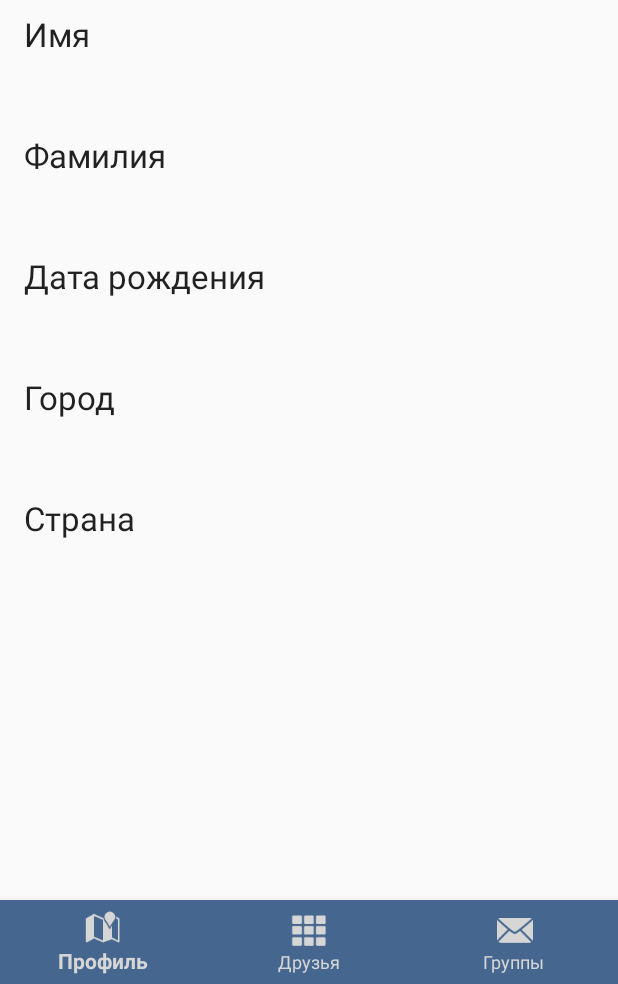
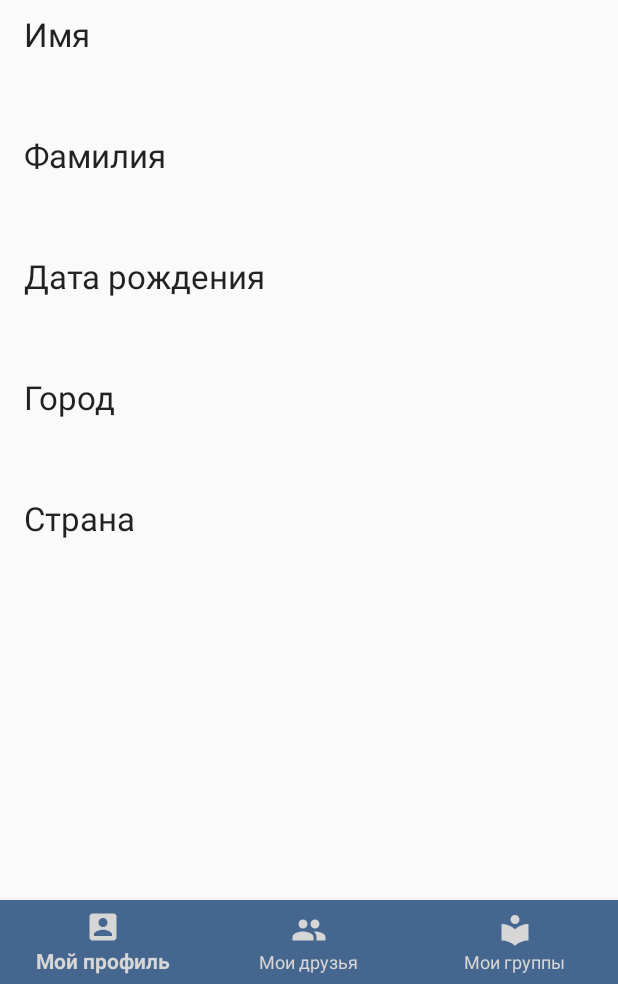
Before and after one commit to RTsunskiy/VKSberMVVM, an Android app: the fragment CurrentUserProfileFragment shown on its own in the app's theme, on a phone screen of 412 x 824 dp, the part 252-1236 px from its top. Run offline under Robolectric (Android 15) with nearby library versions, the phone set to English and light mode, and no system bars; our stand-ins replace CircleImageView, Picasso; libraries missing offline, so code that uses them is left out: com.vk.sdk; network calls fail; pictures from the network do not load; 2 statements that could not run were skipped.

Commit message:
Добавил Фото профиля и добавил BottomNavMenu.

```diff
--- a/app/src/main/res/color/bottom_navigation_items_background_colors.xml
+++ b/app/src/main/res/color/bottom_navigation_items_background_colors.xml
@@ -2,10 +2,10 @@
 <selector xmlns:android="http://schemas.android.com/apk/res/android">
 
     <item
-        android:color="@color/vk_white"
+        android:color="@color/vk_light_color"
         android:state_checked="false"/>
     <item
-        android:color="@color/vk_light_color"
+        android:color="@color/vk_white"
         android:state_checked="true"/>
 
 </selector>
--- /dev/null
+++ b/app/src/main/res/drawable/ic_my_friends_24dp.xml
@@ -0,0 +1,5 @@
+<vector android:height="24dp" android:tint="#FFFFFF"
+    android:viewportHeight="24.0" android:viewportWidth="24.0"
+    android:width="24dp" xmlns:android="http://schemas.android.com/apk/res/android">
+    <path android:fillColor="#FF000000" android:pathData="M16,11c1.66,0 2.99,-1.34 2.99,-3S17.66,5 16,5c-1.66,0 -3,1.34 -3,3s1.34,3 3,3zM8,11c1.66,0 2.99,-1.34 2.99,-3S9.66,5 8,5C6.34,5 5,6.34 5,8s1.34,3 3,3zM8,13c-2.33,0 -7,1.17 -7,3.5L1,19h14v-2.5c0,-2.33 -4.67,-3.5 -7,-3.5zM16,13c-0.29,0 -0.62,0.02 -0.97,0.05 1.16,0.84 1.97,1.97 1.97,3.45L17,19h6v-2.5c0,-2.33 -4.67,-3.5 -7,-3.5z"/>
+</vector>
--- /dev/null
+++ b/app/src/main/res/drawable/ic_my_groups_24dp.xml
@@ -0,0 +1,5 @@
+<vector android:height="24dp" android:tint="#FFFFFF"
+    android:viewportHeight="24.0" android:viewportWidth="24.0"
+    android:width="24dp" xmlns:android="http://schemas.android.com/apk/res/android">
+    <path android:fillColor="#FF000000" android:pathData="M12,11.55C9.64,9.35 6.48,8 3,8v11c3.48,0 6.64,1.35 9,3.55 2.36,-2.19 5.52,-3.55 9,-3.55V8c-3.48,0 -6.64,1.35 -9,3.55zM12,8c1.66,0 3,-1.34 3,-3s-1.34,-3 -3,-3 -3,1.34 -3,3 1.34,3 3,3z"/>
+</vector>
--- /dev/null
+++ b/app/src/main/res/drawable/ic_my_profile_icon_24dp.xml
@@ -0,0 +1,5 @@
+<vector android:height="24dp" android:tint="#FFFFFF"
+    android:viewportHeight="24.0" android:viewportWidth="24.0"
+    android:width="24dp" xmlns:android="http://schemas.android.com/apk/res/android">
+    <path android:fillColor="#FF000000" android:pathData="M3,5v14c0,1.1 0.89,2 2,2h14c1.1,0 2,-0.9 2,-2L21,5c0,-1.1 -0.9,-2 -2,-2L5,3c-1.11,0 -2,0.9 -2,2zM15,9c0,1.66 -1.34,3 -3,3s-3,-1.34 -3,-3 1.34,-3 3,-3 3,1.34 3,3zM6,17c0,-2 4,-3.1 6,-3.1s6,1.1 6,3.1v1L6,18v-1z"/>
+</vector>
--- a/app/src/main/res/menu/menu_bottom_navigation.xml
+++ b/app/src/main/res/menu/menu_bottom_navigation.xml
@@ -2,16 +2,16 @@
 <menu xmlns:android="http://schemas.android.com/apk/res/android">
 
     <item
-        android:id="@+id/action_map"
-        android:icon="@android:drawable/ic_dialog_map"
-        android:title="Профиль"/>
+        android:id="@+id/action_my_profile"
+        android:icon="@drawable/ic_my_profile_icon_24dp"
+        android:title="@string/string_my_profile"/>
     <item
-        android:id="@+id/action_dial"
-        android:icon="@android:drawable/ic_dialog_dialer"
-        android:title="Друзья" />
+        android:id="@+id/action_my_friends"
+        android:icon="@drawable/ic_my_friends_24dp"
+        android:title="@string/string_my_friends" />
     <item
-        android:id="@+id/action_mail"
-        android:icon="@android:drawable/ic_dialog_email"
-        android:title="Группы" />
+        android:id="@+id/action_my_groups"
+        android:icon="@drawable/ic_my_groups_24dp"
+        android:title="@string/string_my_groups" />
 
 </menu>
--- a/app/src/main/res/values/strings.xml
+++ b/app/src/main/res/values/strings.xml
@@ -4,4 +4,7 @@
     <string name="error_loading_profile">Ошибка при загрузке профиля</string>
     <string name="user_name">Имя</string>
     <string name="user_last_name">Фамилия</string>
+    <string name="string_my_profile">Мой профиль</string>
+    <string name="string_my_friends">Мои друзья</string>
+    <string name="string_my_groups">Мои группы</string>
 </resources>
```
